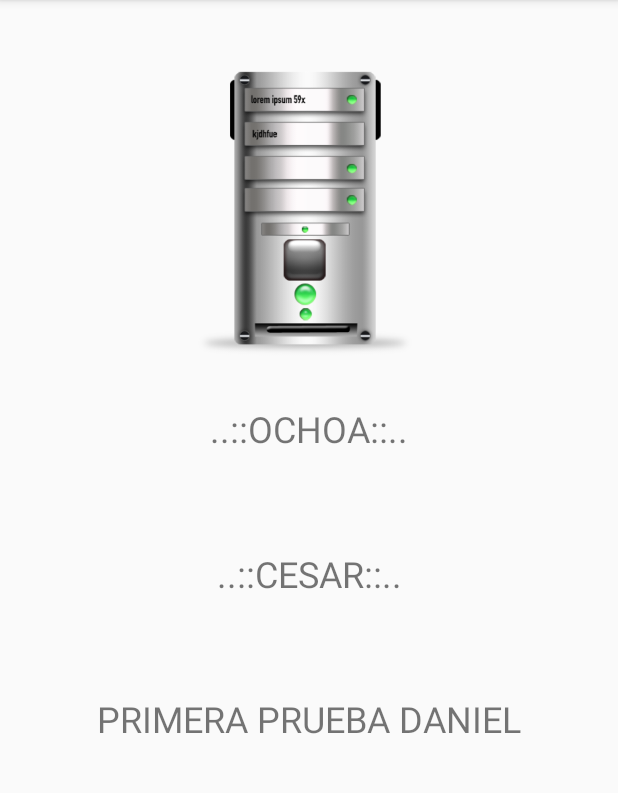
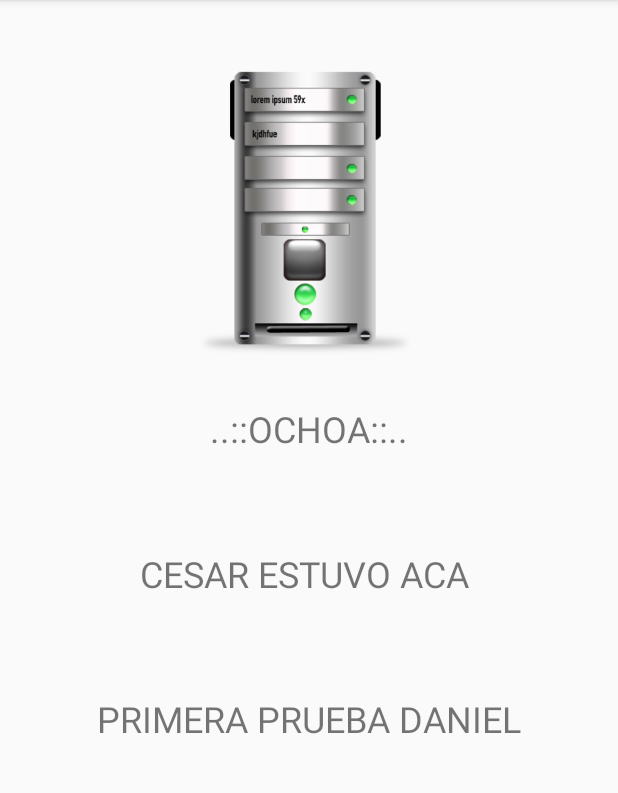
Before and after one commit to OCHOASV/liveDataCRS, an Android app: the screen it shows after launch (MainActivity), on a phone screen of 412 x 824 dp, the part 84-877 px from its top. Run offline under Robolectric (Android 15) with nearby library versions, the phone set to English and light mode, and no system bars.

Commit message:
Primer commit Cesar

```diff
--- a/app/src/main/res/layout/activity_main.xml
+++ b/app/src/main/res/layout/activity_main.xml
@@ -22,7 +22,7 @@
         android:layout_width="wrap_content"
         android:layout_height="wrap_content"
         android:layout_marginTop="64dp"
-        android:text="..::CESAR::.."
+        android:text="CESAR ESTUVO ACA "
         android:textSize="24sp"
         app:layout_constraintEnd_toEndOf="parent"
         app:layout_constraintStart_toStartOf="parent"
```
